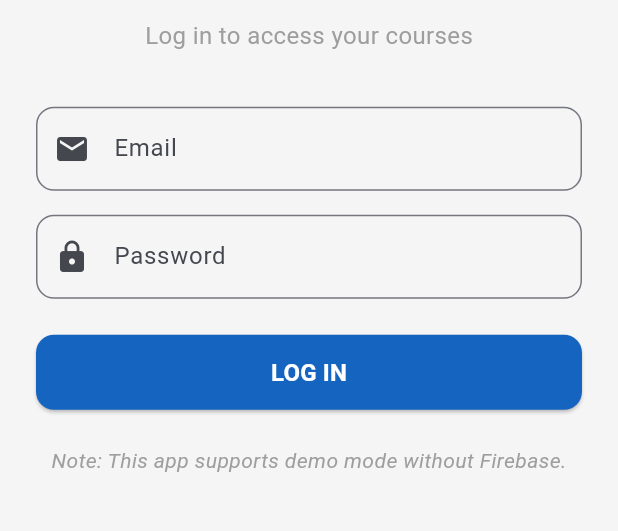
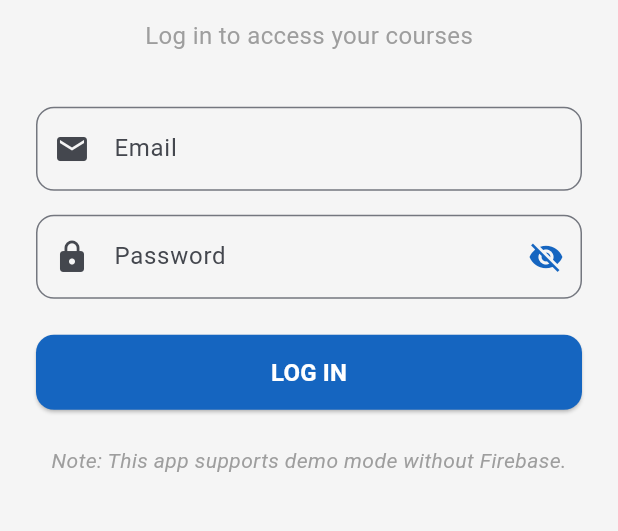
Before and after one commit to Priyanshu-Bej/briffiniApp, a Flutter app: the screen it shows after launch, on a phone screen of 412 x 824 dp, the part 503-1034 px from its top. Run offline on Flutter 3.47's test engine with Material 3 defaults, Android fonts, the phone set to English and light mode, and no system bars; our stand-ins replace chewie, cloud_firestore, firebase_auth, firebase_core, firebase_storage, video_player; missing offline and left inert: dart:html, dart:ui_web, flutter_pdfview; accounts and stored records are empty.

Commit message:
Add password visibility toggle in login screen

```diff
--- a/lib/screens/login_screen.dart
+++ b/lib/screens/login_screen.dart
@@ -16,6 +16,7 @@
   final TextEditingController _passwordController = TextEditingController();
   final _formKey = GlobalKey<FormState>();
   bool _isLoading = false;
+  bool _passwordVisible = false;
   String _errorMessage = '';
 
   @override
@@ -134,10 +135,22 @@
                   // Password field
                   TextFormField(
                     controller: _passwordController,
-                    obscureText: true,
+                    obscureText: !_passwordVisible,
                     decoration: InputDecoration(
                       labelText: 'Password',
                       prefixIcon: const Icon(Icons.lock),
+                      suffixIcon: IconButton(
+                        icon: Icon(
+                          _passwordVisible ? Icons.visibility : Icons.visibility_off,
+                          color: AppColors.primary,
+                        ),
+                        onPressed: () {
+                          setState(() {
+                            _passwordVisible = !_passwordVisible;
+                          });
+                        },
+                        tooltip: 'Toggle password visibility',
+                      ),
                       border: OutlineInputBorder(
                         borderRadius: BorderRadius.circular(12),
                       ),
```
